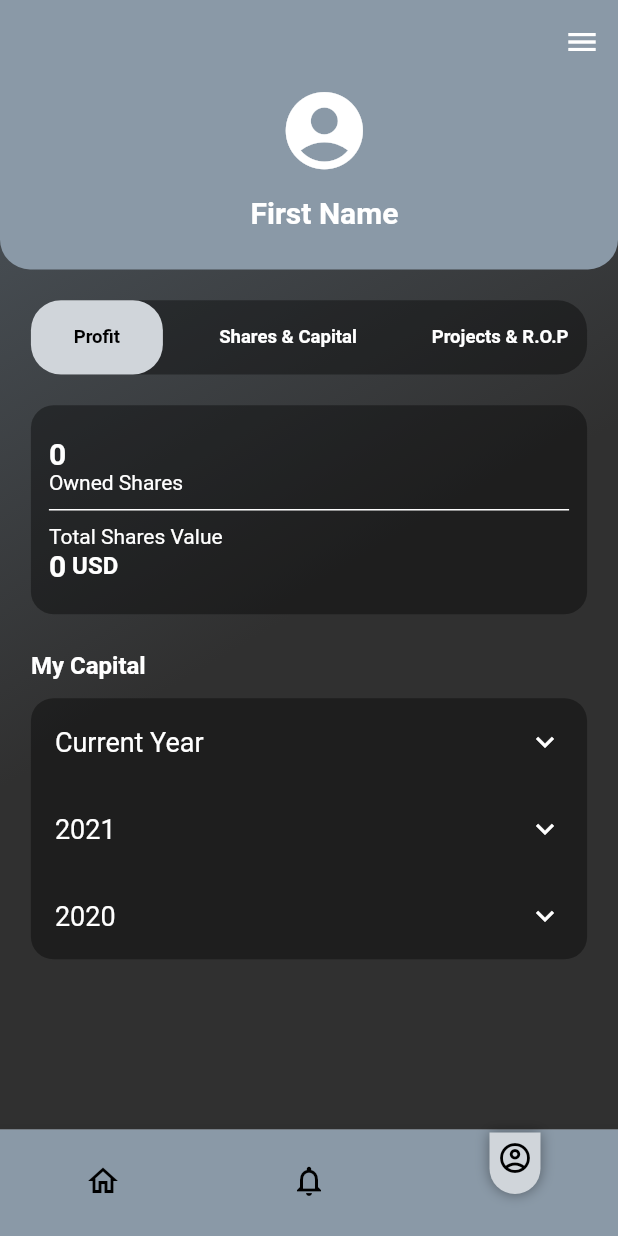
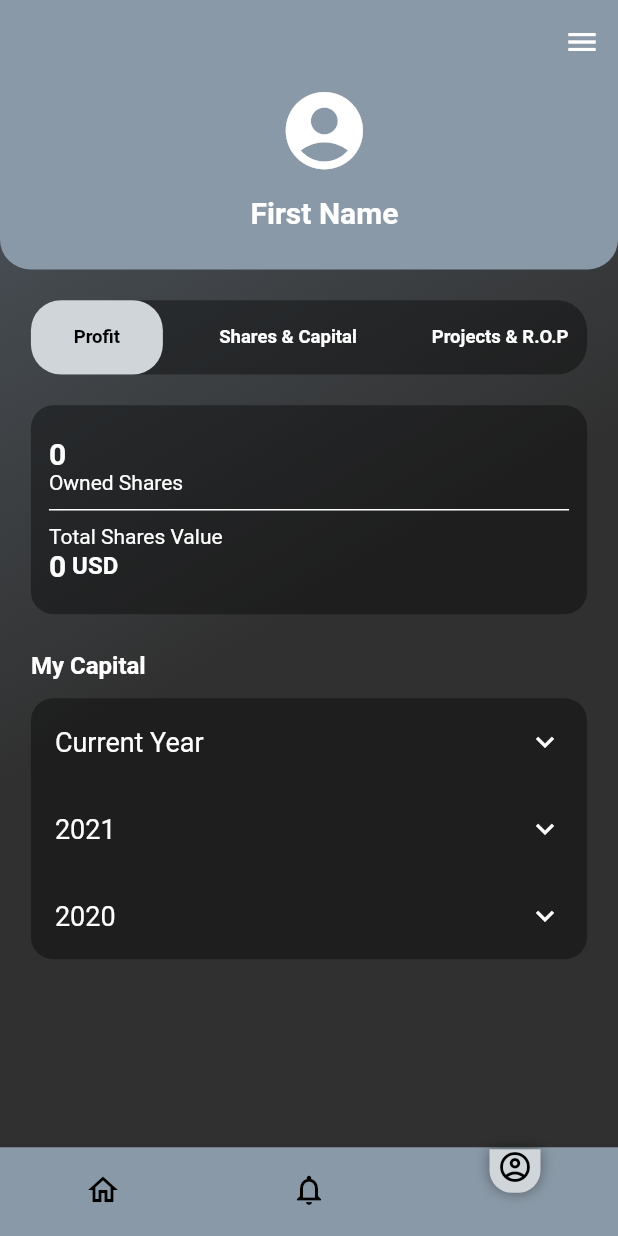
Before and after one commit to chadiayari/wallet_template, a Flutter app: the DashboardScreen screen opened directly, swiped to page 3, on a phone screen of 412 x 824 dp. Run offline on Flutter 3.47's test engine with Material 2 defaults, Android fonts, the phone set to English and light mode, and no system bars; our stand-ins replace google_fonts, hexcolor.

Commit message:
Changed bottom navigation bar

```diff
--- a/lib/components/home_widget.dart
+++ b/lib/components/home_widget.dart
@@ -16,7 +16,6 @@ class HomeWidget extends StatelessWidget {
       width: size.width * 0.5,
       padding: EdgeInsets.symmetric(horizontal: size.width * 0.05),
       child: MaterialButton(
-          // minWidth: size.width * 0.2,
           height: 50,
           color: HexColor(constants.blue),
           shape: RoundedRectangleBorder(
@@ -58,7 +57,6 @@ class ContactWidget extends StatelessWidget {
       width: size.width * 0.5,
       padding: EdgeInsets.symmetric(horizontal: size.width * 0.05),
       child: MaterialButton(
-          // minWidth: size.width * 0.2,
           height: 50,
           color: Colors.black38,
           shape: RoundedRectangleBorder(
--- a/lib/screens/dashboard_screen.dart
+++ b/lib/screens/dashboard_screen.dart
@@ -78,7 +78,6 @@ class _DashboardScreen extends State<DashboardScreen>
           selectedItemColor: HexColor('#ffffff'),
           onTap: (index) {
             _onItemTapped(index);
-            // controller.initialPage = index;
             controller.animateToPage(index,
                 curve: Curves.ease,
                 duration: const Duration(
@@ -86,7 +85,6 @@ class _DashboardScreen extends State<DashboardScreen>
           },
         ),
         body: PageView(
-            //onWillPop: () async => false,
             onPageChanged: (value) => {
                   _onItemTapped(value),
                 },
@@ -105,15 +103,17 @@ class RadiantGradientMask extends StatelessWidget {
 
   @override
   Widget build(BuildContext context) {
+    Size size = MediaQuery.of(context).size;
+
     return Transform.translate(
-      offset: const Offset(0.0, -5.0),
+      offset: Offset(0.0, -size.height * 0.007),
       child: Container(
-        padding: const EdgeInsets.only(top: 5, bottom: 12, right: 5, left: 5),
+        padding: const EdgeInsets.only(top: 0, bottom: 5, right: 5, left: 5),
         decoration: BoxDecoration(
           color: HexColor(constants.secondaryColor),
           borderRadius: const BorderRadius.only(
-              bottomLeft: Radius.circular(20),
-              bottomRight: Radius.circular(20)),
+              bottomLeft: Radius.circular(15),
+              bottomRight: Radius.circular(15)),
           boxShadow: <BoxShadow>[
             BoxShadow(
               color: Colors.black.withOpacity(0.4),
--- a/lib/screens/profile_screens/profile_screen.dart
+++ b/lib/screens/profile_screens/profile_screen.dart
@@ -5,7 +5,6 @@ import 'package:wallet_template/widgets/nav_drawer.dart';
 import 'package:wallet_template/widgets/profile_circles.dart';
 import 'package:flutter/material.dart';
 import 'package:hexcolor/hexcolor.dart';
-import 'package:flutter/services.dart';
 
 import '../../../constants.dart' as constants;
 import '../../constants.dart';
--- a/lib/screens/settings/language_screen.dart
+++ b/lib/screens/settings/language_screen.dart
@@ -74,7 +74,11 @@ class _LanguageScreen extends State<LanguageScreen>
               ],
             ),
             SizedBox(height: size.width * 0.07),
-            RedButton(title: "Confirm", onPressed: () {}),
+            RedButton(
+                title: "Confirm",
+                onPressed: () {
+                  Navigator.pop(context);
+                }),
           ],
         ),
       ),
--- a/lib/widgets/notification_widget.dart
+++ b/lib/widgets/notification_widget.dart
@@ -2,7 +2,6 @@ import 'package:flutter/material.dart';
 import 'package:hexcolor/hexcolor.dart';
 import '../../constants.dart' as constants;
 
-// ignore: must_be_immutable
 class NotifcationCard extends StatelessWidget {
   final String content;
   bool opened;
```
Also changed, not shown: lib/components/input_field.dart (+4 -5 lines), 1 other file.
